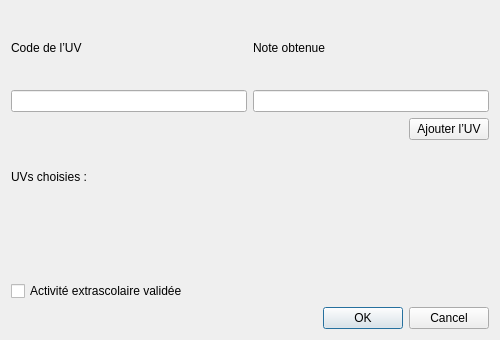
Qt form qt/ui/addsemestredialog.ui (alecalve/UTProfiler) before a commit.
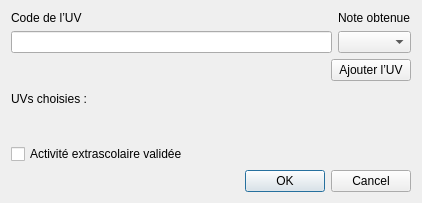
The same form after that commit. Custom widgets are drawn as their Qt base class.

Commit message: Passage d’un QLineInput à une QComboBox pour les notes d’UV

What changed in the file:
```diff
--- a/qt/ui/addsemestredialog.ui
+++ b/qt/ui/addsemestredialog.ui
@@ -6,8 +6,8 @@
    <rect>
     <x>0</x>
     <y>0</y>
-    <width>500</width>
-    <height>340</height>
+    <width>422</width>
+    <height>203</height>
    </rect>
   </property>
   <property name="windowTitle">
@@ -18,9 +18,6 @@
     <layout class="QVBoxLayout" name="saisieLayout">
      <item>
       <layout class="QGridLayout" name="gridLayout">
-       <item row="1" column="1">
-        <widget class="QLineEdit" name="noteEdit"/>
-       </item>
        <item row="1" column="0">
         <widget class="QLineEdit" name="codeEdit"/>
        </item>
@@ -38,6 +35,9 @@
          </property>
         </widget>
        </item>
+       <item row="1" column="1">
+        <widget class="QComboBox" name="noteBox"/>
+       </item>
       </layout>
      </item>
      <item>
```
Left out of the diff: 5 changed lines with no effect on the pictures. The commit also changes 1 other file.
